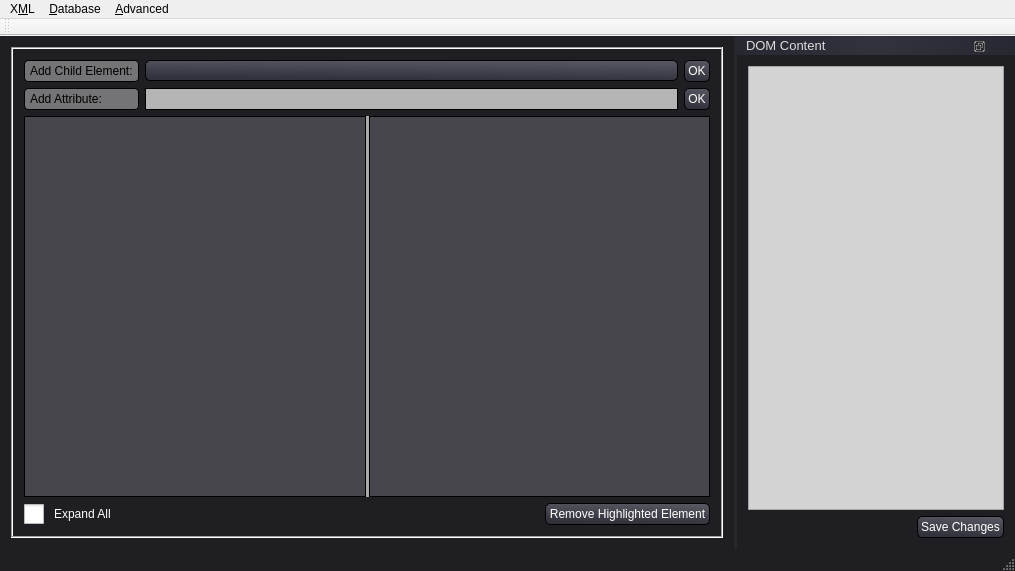
Before: the Qt Designer form GCXMLGenerator/gcmainwindow.ui in goblincoding/xmlmill, drawn with Qt 5.
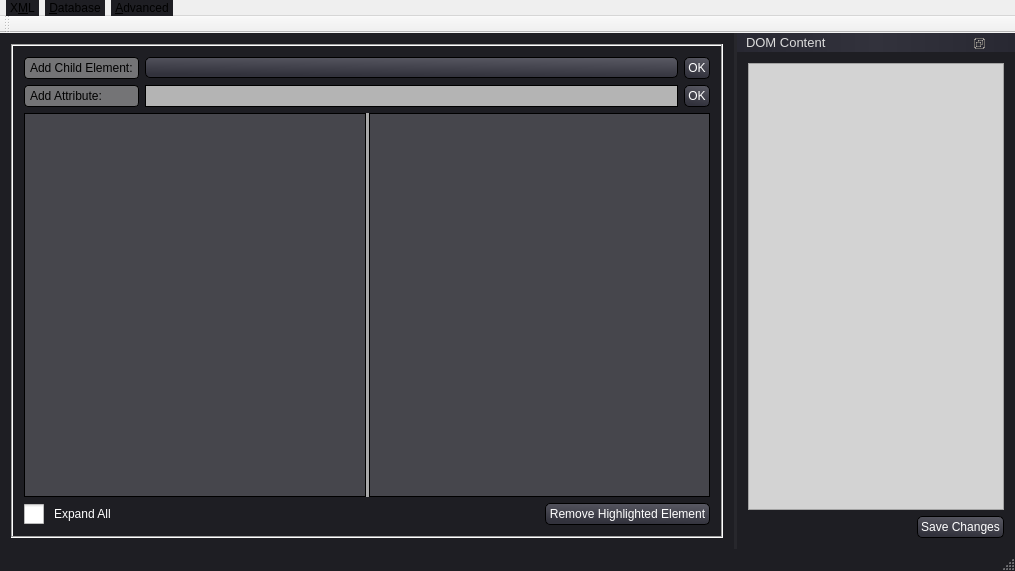
After: the same form once the commit is applied. Icons and pictures are not drawn.

Commit message: Further stylesheet updates.

Diff of the .ui file:
```diff
--- a/GCXMLGenerator/gcmainwindow.ui
+++ b/GCXMLGenerator/gcmainwindow.ui
@@ -320,6 +320,46 @@
  QSplitter::handle:pressed
  {
      background-color: lightgray
+ }
+
+ QMenuBar {
+     background-color: qlineargradient(x1:0, y1:0, x2:0, y2:1,
+                                       stop:0 lightgray, stop:1 darkgray);
+ }
+
+ QMenuBar::item
+ {
+     spacing: 3px;
+     padding: 1px 4px;
+     background: transparent;
+     border-radius: 4px;
+ }
+
+ QMenuBar::item:selected 
+{ 
+     background: #a8a8a8;
+ }
+
+ QMenuBar::item:pressed
+ {
+     background: #888888;
+ }
+
+ QMenu 
+{
+     background-color: #ABABAB;
+     border: 1px solid black;
+ }
+
+ QMenu::item
+ {
+     background-color: transparent;
+ }
+
+ QMenu::item:selected
+ { 
+ background-color: rgba(120, 120, 130, 200)
+/*     background-color: #654321;*/
  }</string>
   </property>
   <widget class="QWidget" name="centralWidget">
@@ -497,7 +537,7 @@
      <x>0</x>
      <y>0</y>
      <width>1015</width>
-     <height>21</height>
+     <height>18</height>
     </rect>
    </property>
    <widget class="QMenu" name="menuDatabase">
```
